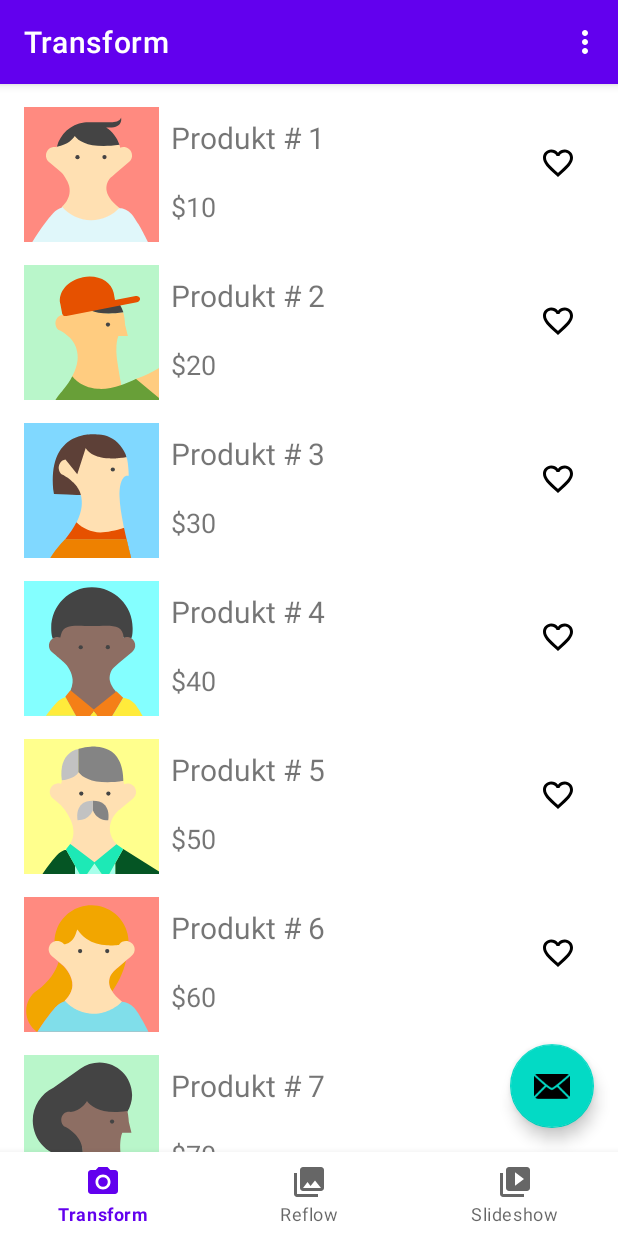
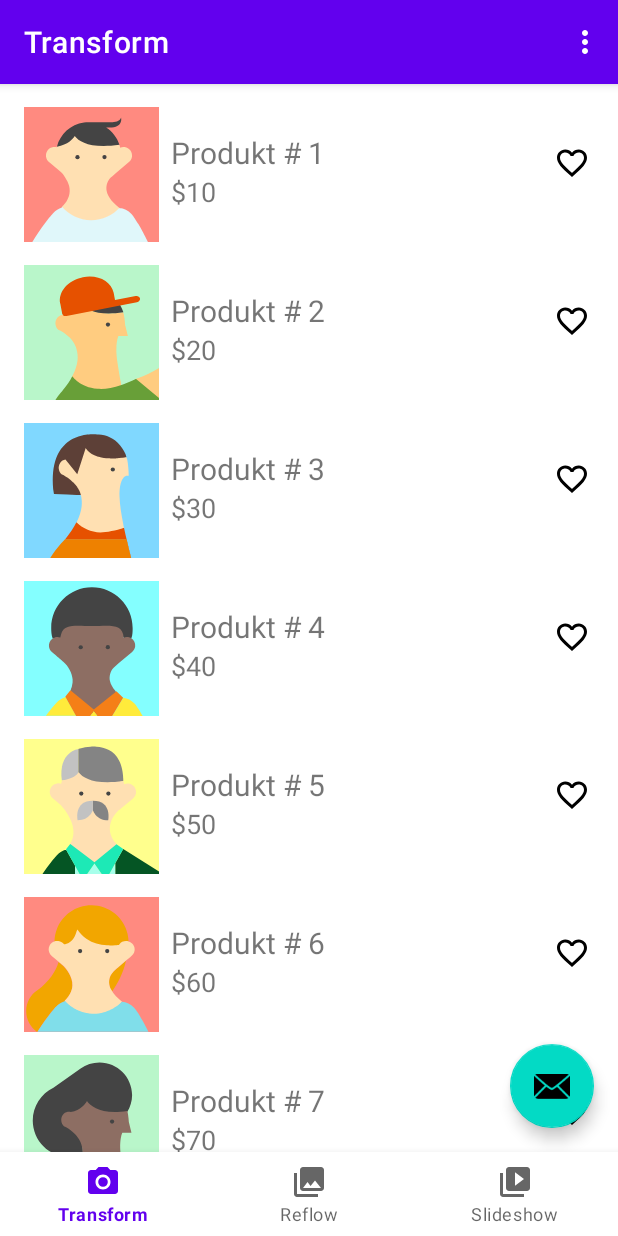
Before and after one commit to wdziwinska/OnlineShopApp_Frontend, an Android app: the screen it shows after launch (MainActivity), on a phone screen of 412 x 824 dp. Run offline under Robolectric (Android 15) with nearby library versions, the phone set to English and light mode, and no system bars; our stand-ins replace navigation-ui; 1 statement that could not run was skipped.

Commit message:
Added guidelines

```diff
--- a/app/src/main/res/layout/item_transform.xml
+++ b/app/src/main/res/layout/item_transform.xml
@@ -17,16 +17,22 @@
         app:layout_constraintTop_toTopOf="parent"
         tools:src="@tools:sample/avatars" />
 
+    <androidx.constraintlayout.widget.Guideline
+        android:id="@+id/horizontalGuideline"
+        android:layout_width="wrap_content"
+        android:layout_height="wrap_content"
+        android:orientation="horizontal"
+        app:layout_constraintGuide_percent="0.56107054" />
+
     <TextView
         android:id="@+id/text_view_item_transform"
-        android:layout_width="311dp"
-        android:layout_height="47dp"
+        android:layout_width="wrap_content"
+        android:layout_height="wrap_content"
         android:layout_marginStart="8dp"
         android:gravity="top"
         android:textSize="20dp"
-        app:layout_constraintBottom_toBottomOf="parent"
+        app:layout_constraintBottom_toBottomOf="@id/horizontalGuideline"
         app:layout_constraintStart_toEndOf="@id/image_view_item_transform"
-        app:layout_constraintTop_toTopOf="parent"
         app:layout_constraintVertical_bias="0.381"
         tools:text="This is item # xx" />
 
@@ -38,9 +44,16 @@
         android:textSize="18dp"
         app:layout_constraintBottom_toBottomOf="parent"
         app:layout_constraintStart_toEndOf="@+id/image_view_item_transform"
-        app:layout_constraintTop_toBottomOf="@+id/text_view_item_transform"
+        app:layout_constraintTop_toBottomOf="@+id/horizontalGuideline"
         app:layout_constraintVertical_bias="0.0"
         tools:text="Price: $xx" />
+
+    <androidx.constraintlayout.widget.Guideline
+        android:id="@+id/verticalGuideline"
+        android:layout_width="wrap_content"
+        android:layout_height="wrap_content"
+        android:orientation="vertical"
+        app:layout_constraintGuide_percent="0.92107054" />
 
     <CheckBox
         android:id="@+id/cbFav"
@@ -51,6 +64,7 @@
         app:layout_constraintBottom_toBottomOf="parent"
         app:layout_constraintEnd_toEndOf="parent"
         app:layout_constraintTop_toTopOf="parent"
+        app:layout_constraintStart_toEndOf="@id/verticalGuideline"
         app:useMaterialThemeColors="false" />
 
 </androidx.constraintlayout.widget.ConstraintLayout>
```
